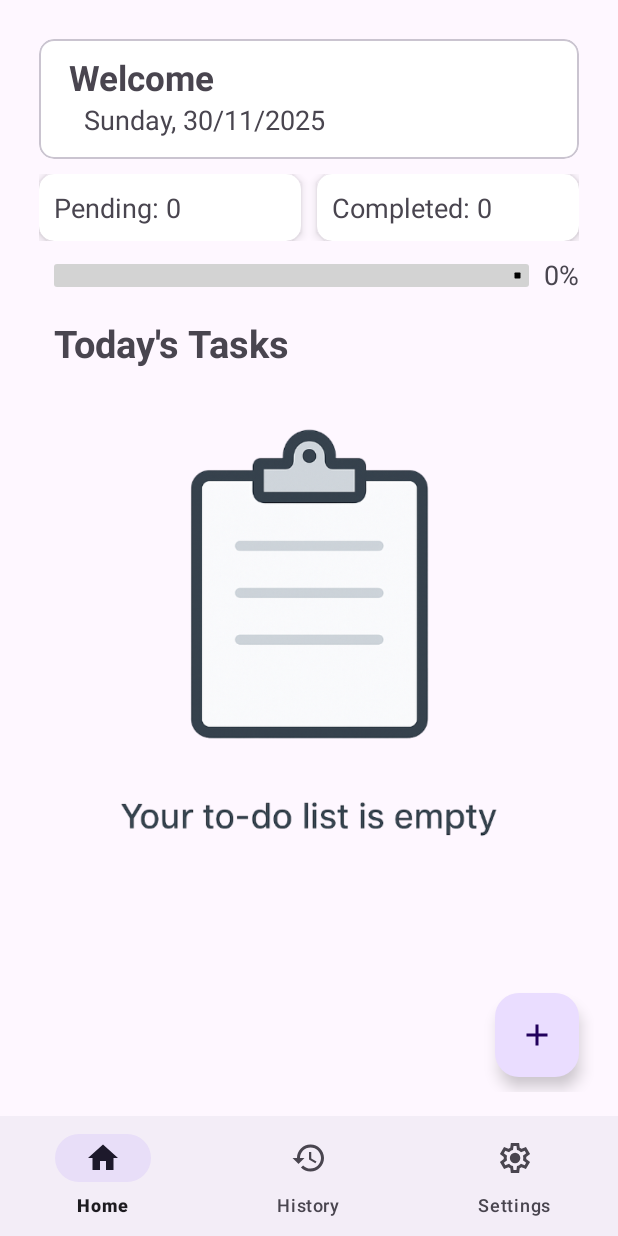
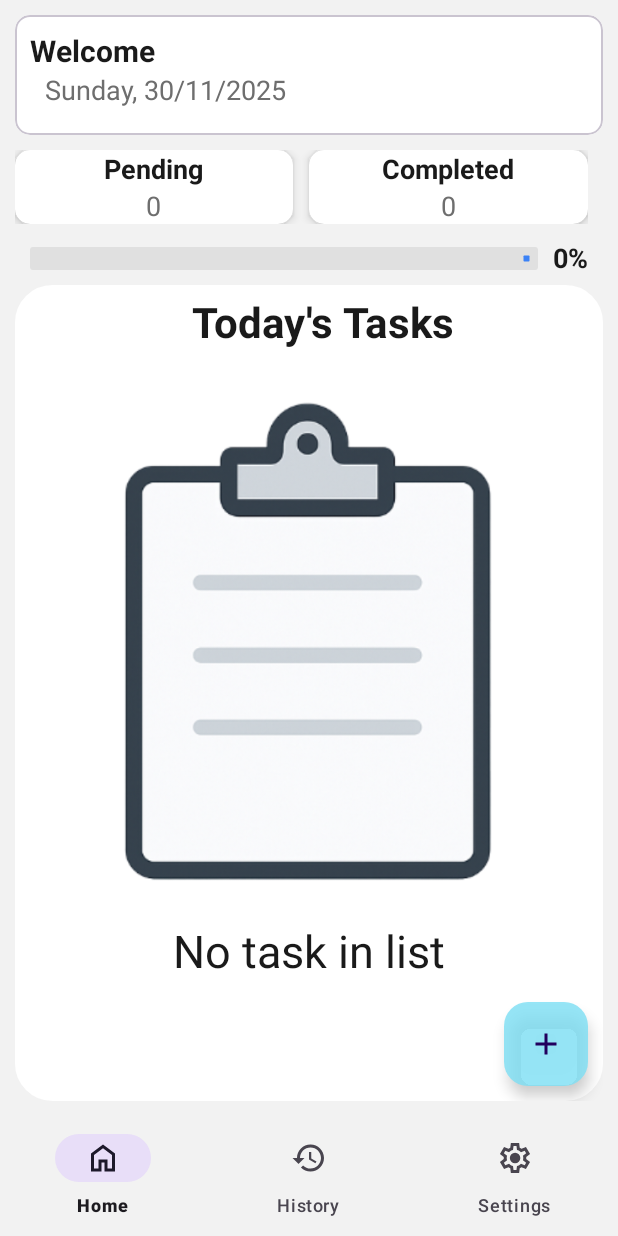
Before and after one commit to AtharvPatil3990/Plan-Task, an Android app: the screen it shows after launch (MainActivity), on a phone screen of 412 x 824 dp. Run offline under Robolectric (Android 15) with nearby library versions, the phone set to English and light mode, and no system bars; our stand-ins replace navigation-ui.

Commit message:
Integrate light and dark theme in home page

```diff
--- a/app/src/main/AndroidManifest.xml
+++ b/app/src/main/AndroidManifest.xml
@@ -6,9 +6,9 @@
         android:allowBackup="true"
         android:dataExtractionRules="@xml/data_extraction_rules"
         android:fullBackupContent="@xml/backup_rules"
-        android:icon="@mipmap/ic_launcher"
+        android:icon="@drawable/plan_task_logo"
         android:label="@string/app_name"
-        android:roundIcon="@mipmap/ic_launcher_round"
+        android:roundIcon="@drawable/plan_task_logo"
         android:supportsRtl="true"
         android:theme="@style/Theme.PlanTask">
         <activity
--- a/app/src/main/java/com/android/plantask/MainActivity.java
+++ b/app/src/main/java/com/android/plantask/MainActivity.java
@@ -23,9 +23,6 @@ import androidx.navigation.ui.NavigationUI;
 import com.google.android.material.bottomnavigation.BottomNavigationView;
 
 public class MainActivity extends AppCompatActivity {
-
-
-
     @Override
     protected void onCreate(Bundle savedInstanceState) {
         super.onCreate(savedInstanceState);
@@ -45,5 +42,4 @@ public class MainActivity extends AppCompatActivity {
         NavigationUI.setupWithNavController(bottomNavigationView ,navController);
 
     }
-
 }
--- a/app/src/main/java/ui/home/HomeFragment.java
+++ b/app/src/main/java/ui/home/HomeFragment.java
@@ -1,4 +1,6 @@
 package ui.home;
+
+import static com.google.android.material.snackbar.BaseTransientBottomBar.ANIMATION_MODE_FADE;
 
 import android.app.AlertDialog;
 import android.content.Context;
@@ -23,12 +25,14 @@ import androidx.recyclerview.widget.RecyclerView;
 import com.android.plantask.R;
 import com.google.android.material.floatingactionbutton.FloatingActionButton;
 import com.google.android.material.progressindicator.LinearProgressIndicator;
+import com.google.android.material.snackbar.Snackbar;
 import com.google.android.material.textfield.TextInputEditText;
 
 import java.text.SimpleDateFormat;
 import java.util.ArrayList;
 import java.util.Calendar;
 import java.util.Locale;
+import java.util.Scanner;
 
 import data.DBHelper;
 import data.TaskModel;
@@ -41,7 +45,7 @@ public class HomeFragment extends Fragment {
     ArrayList<TaskModel> taskArrayList;
     ImageView ivNoTasks;
     LinearProgressIndicator progressIndicator;
-    TextView tvProgressCount, tvPendingTaskCount, tvCompletedTaskCount;
+    TextView tvProgressCount, tvPendingTaskCount, tvCompletedTaskCount, tvNoTaskStatement;
     ProgressCount progressCount;
 
     @Override
@@ -60,8 +64,17 @@ public class HomeFragment extends Fragment {
                     String title = resultBundle.getString("title");
                     String description = resultBundle.getString("description");
                     long reminderTimeInMills = resultBundle.getLong("reminderTimeInMills");
+                    boolean isReminderToday = resultBundle.getBoolean("isReminderToday");
 
-//                    Add a task to the database
+                    if(isReminderToday)
+                        Toast.makeText(requireContext(), "Task added to list", Toast.LENGTH_SHORT).show();
+
+                    else Snackbar.make(requireContext() ,view, "View added task in calender", Snackbar.LENGTH_SHORT)
+                            .setAnimationMode(ANIMATION_MODE_FADE)
+                            .setAnchorView(requireActivity().findViewById(R.id.bottom_navigation))
+                            .show();
+
+//              Add a task to the database
                     DBHelper dbHelper = new DBHelper(requireContext());
                     TaskModel task = new TaskModel();
                     task.setTitle(title);
@@ -70,23 +83,25 @@ public class HomeFragment extends Fragment {
                     task.setPriority(0); // 0 = normal task, 1 = high priority task
                     task.setIsStatusCompleted(false);
                     long id = dbHelper.insertTask(task);
+                    dbHelper.close();
                     task.setId(id);
-                    taskArrayList.add(task);
 
-                    assert rvTaskList.getAdapter() != null;
-                    rvTaskList.getAdapter().notifyItemInserted(taskArrayList.size()-1);
-                    rvTaskList.scrollToPosition(taskArrayList.size()-1);
-                    Toast.makeText(requireContext(), "Task added successfully", Toast.LENGTH_SHORT).show();
-                    progressCount.addTotalTaskCount();
-                    progressCount.addPendingTaskCount();
-                    updateTaskIndicator();
+                    if(isReminderToday) {
+                        taskArrayList.add(task);
+                        assert rvTaskList.getAdapter() != null;
+                        rvTaskList.getAdapter().notifyItemInserted(taskArrayList.size() - 1);
+                        rvTaskList.scrollToPosition(taskArrayList.size() - 1);
+                        progressCount.totalTaskCount++;
+                        progressCount.pendingTaskCount++;
+                        updateTaskIndicator();
+                    }
                 }
                 else {
-                    Toast.makeText(requireContext(), "An error occurred please try again.", Toast.LENGTH_SHORT).show();
                     updateTaskIndicator();
                 }
             }
         });
+
         progressCount = new ProgressCount(0,0);
         tvDisplayName = view.findViewById(R.id.tvWelcomeText);
         tvDisplayDate = view.findViewById(R.id.tvDate);
@@ -97,6 +112,7 @@ public class HomeFragment extends Fragment {
         tvProgressCount = view.findViewById(R.id.tvProgressCount);
         tvPendingTaskCount = view.findViewById(R.id.tvPendingTaskCount);
         tvCompletedTaskCount = view.findViewById(R.id.tvCompletedTaskCount);
+        tvNoTaskStatement = view.findViewById(R.id.tvNoTaskStatement);
 
         btnAddTask.setOnClickListener(new View.OnClickListener() {
             @Override
@@ -166,7 +182,6 @@ public class HomeFragment extends Fragment {
                      .show();
     }
     void setRecyclerView() {
-
         DBHelper db = new DBHelper(requireContext());
         taskArrayList = db.fetchTodayTask();
         db.close();
@@ -210,7 +225,6 @@ public class HomeFragment extends Fragment {
             }
         });
 
-//        Change the status of task from todo -> completed
         rvAdapter.setOnTaskStatusChangedListener((taskModel, position) -> {
             DBHelper dbHelper = new DBHelper(requireContext());
             dbHelper.updateTaskState(taskModel.getId(), taskModel.isStatusCompleted());
@@ -232,9 +246,11 @@ public class HomeFragment extends Fragment {
     void setEmptyListState(boolean isListEmpty){
         if(isListEmpty) {
             ivNoTasks.setVisibility(View.VISIBLE);
+            tvNoTaskStatement.setVisibility(View.VISIBLE);
         }
         else {
             ivNoTasks.setVisibility(View.GONE);
+            tvNoTaskStatement.setVisibility(View.GONE);
             setRecyclerView();
         }
     }
@@ -253,12 +269,11 @@ public class HomeFragment extends Fragment {
             tvProgressCount.setText(progressText);
             progressIndicator.setProgress(progress);
         }
-        String completedCountText = "Completed: " + progressCount.completedTaskCount;
-        String pendingCountText = "Pending: " + progressCount.pendingTaskCount;
 
-        tvPendingTaskCount.setText(pendingCountText);
-        tvCompletedTaskCount.setText(completedCountText);
+        tvPendingTaskCount.setText(String.valueOf(progressCount.pendingTaskCount));
+        tvCompletedTaskCount.setText(String.valueOf(progressCount.completedTaskCount));
     }
+
     @Override
     public void onResume() {
         super.onResume();
--- /dev/null
+++ b/app/src/main/res/drawable/home_icon.xml
@@ -0,0 +1,10 @@
+<vector xmlns:android="http://schemas.android.com/apk/res/android"
+    android:width="24dp"
+    android:height="24dp"
+    android:viewportWidth="960"
+    android:viewportHeight="960"
+    android:tint="?attr/colorControlNormal">
+  <path
+      android:fillColor="@android:color/white"
+      android:pathData="M240,760L360,760L360,520L600,520L600,760L720,760L720,400L480,220L240,400L240,760ZM160,840L160,360L480,120L800,360L800,840L520,840L520,600L440,600L440,840L160,840ZM480,490L480,490L480,490L480,490L480,490L480,490L480,490L480,490L480,490Z"/>
+</vector>
--- /dev/null
+++ b/app/src/main/res/drawable/rv_background_container.xml
@@ -0,0 +1,14 @@
+<?xml version="1.0" encoding="utf-8"?>
+<shape xmlns:android="http://schemas.android.com/apk/res/android"
+    android:shape="rectangle">
+    <solid android:color="@color/containerBackground" /> <!-- dark background -->
+    <stroke
+        android:width="2dp"
+        android:color="@color/rvContainerBorder" />
+    <corners
+        android:topLeftRadius="24dp"
+        android:topRightRadius="24dp"
+        android:bottomLeftRadius="24dp"
+        android:bottomRightRadius="24dp" />
+
+</shape>
--- a/app/src/main/res/layout/activity_main.xml
+++ b/app/src/main/res/layout/activity_main.xml
@@ -30,6 +30,9 @@
         android:clipToPadding="false"
         app:labelVisibilityMode="labeled"
         app:menu="@menu/bottom_nav_menu"
+        app:itemRippleColor="@color/navRipple"
+        android:backgroundTint="@color/icons"
+        android:background="@color/screenBackground"
         app:layout_constraintBottom_toBottomOf="parent"
         app:layout_constraintStart_toStartOf="parent"
         app:layout_constraintEnd_toEndOf="parent" />
--- a/app/src/main/res/layout/fragment_home.xml
+++ b/app/src/main/res/layout/fragment_home.xml
@@ -3,35 +3,35 @@
     xmlns:app="http://schemas.android.com/apk/res-auto"
     android:layout_width="match_parent"
     android:layout_height="match_parent"
-    android:paddingBottom="@dimen/fragment_vertical_margin"
-    android:paddingLeft="@dimen/fragment_horizontal_margin"
-    android:paddingRight="@dimen/fragment_horizontal_margin"
-    android:paddingTop="@dimen/fragment_vertical_margin">
+    android:background="@color/screenBackground"
+    android:padding="10dp"
+    >
 
     <com.google.android.material.card.MaterialCardView
         android:layout_width="match_parent"
         android:layout_height="80dp"
         android:id="@+id/welcomeCardView"
-        android:layout_margin="10dp"
         app:layout_constraintStart_toStartOf="parent"
         app:layout_constraintEnd_toEndOf="parent"
         app:layout_constraintTop_toTopOf="parent"
         android:elevation="@dimen/cardview_default_elevation"
         app:cardCornerRadius="10sp"
-        app:cardBackgroundColor="@color/cardview_light_background">
+        app:cardBackgroundColor="@color/cardBackground">
 
         <LinearLayout
             android:layout_width="match_parent"
             android:layout_height="match_parent"
-            android:orientation="vertical">
+            android:orientation="vertical"
+            >
 
             <TextView
                 android:id="@+id/tvWelcomeText"
                 android:layout_width="wrap_content"
                 android:layout_height="wrap_content"
-                android:layout_marginStart="20dp"
+                android:layout_marginStart="10dp"
                 android:text="Welcome"
-                android:textSize="23dp"
+                android:textSize="20sp"
+                android:textColor="@color/primaryText"
                 android:layout_marginTop="10dp"
                 android:textStyle="bold"
                 app:layout_constraintStart_toStartOf="parent"
@@ -42,10 +42,11 @@
                 android:layout_height="wrap_content"
                 android:id="@+id/tvDate"
                 android:text="Date"
-                android:textSize="18dp"
+                android:textSize="18sp"
+                android:textColor="@color/secondaryText"
                 app:layout_constraintStart_toStartOf="parent"
                 app:layout_constraintTop_toBottomOf="@id/tvWelcomeText"
-                android:layout_marginLeft="30dp"
+                android:layout_marginStart="20dp"
                 />
         </LinearLayout>
     </com.google.android.material.card.MaterialCardView>
@@ -57,7 +58,6 @@
         android:orientation="horizontal"
         app:layout_constraintStart_toStartOf="parent"
         app:layout_constraintTop_toBottomOf="@+id/welcomeCardView"
-        android:layout_marginStart="10dp"
         android:layout_marginEnd="10dp"
         android:layout_marginTop="10dp">
 
@@ -68,17 +68,32 @@
             app:cardCornerRadius="10dp"
             android:layout_weight="1"
             app:cardElevation="4dp"
+            app:cardBackgroundColor="@color/cardBackground"
             android:layout_marginEnd="5dp">
+
             <LinearLayout
-                android:layout_width="wrap_content"
-                android:layout_height="wrap_content">
+                android:layout_width="match_parent"
+                android:layout_height="wrap_content"
+                android:orientation="vertical">
                 <TextView
                     android:layout_width="wrap_content"
                     android:layout_height="wrap_content"
+                    android:id="@+id/tvPendingTask"
+                    android:text="Pending"
+                    android:textStyle="bold"
+                    android:textColor="@color/primaryText"
+                    android:layout_gravity="center_horizontal"
+                    android:textSize="18dp"
+                    />
+
+                <TextView
+                    android:layout_width="wrap_content"
+                    android:layout_height="wrap_content"
+                    android:text="100"
+                    android:textColor="@color/secondaryText"
                     android:id="@+id/tvPendingTaskCount"
-                    android:text="Pending: 100"
-                    android:layout_margin = "10dp"
-                    android:textSize="18dp"
+                    android:layout_gravity="center_horizontal"
+                    android:textSize="18sp"
                     />
             </LinearLayout>
         </androidx.cardview.widget.CardView>
@@ -90,18 +105,31 @@
             app:cardCornerRadius="10dp"
             android:layout_weight="1"
             app:cardElevation="4dp"
+            app:cardBackgroundColor="@color/cardBackground"
             android:layout_marginStart="5dp">
             <LinearLayout
+                android:layout_width="match_parent"
+                android:layout_height="wrap_content"
+                android:orientation="vertical">
+                <TextView
                     android:layout_width="wrap_content"
-                android:layout_height="wrap_content">
+                    android:layout_height="wrap_content"
+                    android:id="@+id/tvCompletedTask"
+                    android:text="Completed"
+                    android:textStyle="bold"
+                    android:textColor="@color/primaryText"
+                    android:layout_gravity="center_horizontal"
+                    android:textSize="18sp"
+                    />
+
                 <TextView
                     android:layout_width="wrap_content"
                     android:layout_height="wrap_content"
                     android:id="@+id/tvCompletedTaskCount"
-                    android:text="Completed: 100"
-                    android:layout_margin = "10dp"
-                    android:textSize="18dp"
-                    />
+                    android:text="100"
+                    android:textColor="@color/secondaryText"
+                    android:layout_gravity="center_horizontal"
+                    android:textSize="18sp"/>
             </LinearLayout>
         </androidx.cardview.widget.CardView>
     </LinearLayout>
@@ -110,39 +138,54 @@
         android:layout_width="0dp"
         android:layout_height="wrap_content"
         android:id="@+id/progressIndicator"
-        android:layout_marginStart="20dp"
+        android:layout_marginStart="10dp"
         app:trackThickness="15dp"
-        app:trackColor="@color/light_grey"
+        app:trackColor="@color/progressTrack"
         app:indicatorTrackGapSize="0dp"
-        app:indicatorColor="@color/black"
+        app:indicatorColor="@color/progressIndicatorColor"
         app:layout_constraintStart_toStartOf="parent"
         app:layout_constraintEnd_toStartOf="@id/tvProgressCount"
         app:layout_constraintTop_toBottomOf="@id/progressCard"
         android:layout_marginTop="15dp"
         />
+
     <TextView
         android:layout_width="wrap_content"
         android:layout_height="wrap_content"
         android:id="@+id/tvProgressCount"
         android:textSize="18dp"
+        android:text="50"
+        android:textStyle="bold"
+        android:textColor="@color/primaryText"
         app:layout_constraintStart_toEndOf="@id/progressIndicator"
         app:layout_constraintEnd_toEndOf="parent"
         app:layout_constraintTop_toBottomOf="@id/progressCard"
         android:layout_margin="10dp"
         />
 
+    <LinearLayout
+        android:layout_width="match_parent"
+        android:layout_height="0dp"
+        android:orientation="vertical"
+        android:backgroundTint="@color/containerBackground"
+        app:layout_constraintTop_toBottomOf="@id/progressIndicator"
+        app:layout_constraintStart_toStartOf="parent"
+        app:layout_constraintEnd_toEndOf="parent"
+        app:layout_constraintBottom_toBottomOf="parent"
+        android:layout_marginTop="10dp"
+        android:background="@drawable/rv_background_container">
+
         <TextView
             android:layout_width="wrap_content"
             android:layout_height="wrap_content"
-        android:id="@+id/tvTodaysTaskTitle"
+            android:id="@+id/tvTodayTaskTitle"
             android:text="Today's Tasks"
-        android:textSize="25dp"
+            android:textSize="28dp"
             android:textStyle="bold"
-        app:layout_constraintTop_toBottomOf="@id/progressIndicator"
-        android:paddingTop="10dp"
-        app:layout_constraintStart_toStartOf="parent"
-        android:layout_marginStart="20dp"
-        android:layout_marginTop="10dp"
+            android:layout_marginStart="10dp"
+            android:layout_gravity="center_horizontal"
+            android:textColor="@color/primaryText"
+            android:layout_marginTop="5dp"
             />
 
         <ImageView
@@ -150,34 +193,42 @@
             android:layout_height="300dp"
             android:id="@+id/ivEmptyList"
             android:layout_marginTop="20dp"
+            android:adjustViewBounds="true"
+            android:layout_weight="1"
             android:src="@drawable/empty_list_img"
-        app:layout_constraintTop_toBottomOf="@id/tvTodaysTaskTitle"
-        app:layout_constraintStart_toStartOf="parent"
-        app:layout_constraintEnd_toEndOf="parent"
             android:visibility="gone"
             />
 
+        <TextView
+            android:layout_width="wrap_content"
+            android:layout_height="wrap_content"
+            android:id="@+id/tvNoTaskStatement"
+            android:text="No task in list"
+            android:textColor="@color/primaryText"
+            android:textSize="30dp"
+            android:layout_gravity="center_horizontal"
+            android:visibility="gone"/>
+
         <androidx.recyclerview.widget.RecyclerView
-        android:layout_width="wrap_content"
+            android:layout_width="match_parent"
             android:layout_height="0dp"
             android:id="@+id/rvTaskList"
             android:layout_marginTop="20dp"
-        app:layout_constraintTop_toBottomOf="@id/tvTodaysTaskTitle"
-        app:layout_constraintBottom_toBottomOf="parent"
-        app:layout_constraintStart_toStartOf="parent"
-        app:layout_constraintEnd_toEndOf="parent"
+            android:layout_weight="1"
             />
+    </LinearLayout>
 
     <com.google.android.material.floatingactionbutton.FloatingActionButton
-        android:layout_width="0dp"
+        android:id="@+id/btnAddTask"
+        android:layout_width="wrap_content"
         android:layout_height="wrap_content"
-        android:id="@+id/btnAddTask"
-        app:layout_constraintEnd_toEndOf="parent"
-        app:layout_constraintBottom_toBottomOf="parent"
         android:layout_margin="10dp"
         android:src="@drawable/plus_icon"
-        android:contextClickable="true"
-        app:fabSize="mini"
-        />
+        app:backgroundTint="@color/fabBackground"
+        android:tint="@color/fabIconTint"
+        app:fabSize="normal"
+        app:maxImageSize="24dp"
+        app:layout_constraintEnd_toEndOf="parent"
+        app:layout_constraintBottom_toBottomOf="parent" />
 
 </androidx.constraintlayout.widget.ConstraintLayout>
--- a/app/src/main/res/menu/bottom_nav_menu.xml
+++ b/app/src/main/res/menu/bottom_nav_menu.xml
@@ -3,7 +3,7 @@
 
     <item
         android:id="@+id/navigation_home"
-        android:icon="@drawable/home_light"
+        android:icon="@drawable/home_icon"
         android:title="Home"/>
 
     <item
--- a/app/src/main/res/navigation/mobile_nav.xml
+++ b/app/src/main/res/navigation/mobile_nav.xml
@@ -25,7 +25,7 @@
     <fragment
         android:id="@+id/add_new_task"
         android:label="Add New Task"
-        android:name="com.android.plantask.AddTaskFragment"
+        android:name="ui.home.AddTaskFragment"
         tools:layout="@layout/fragment_add_task"/>
 
     <action
--- /dev/null
+++ b/app/src/main/res/values-night/colors.xml
@@ -0,0 +1,25 @@
+<?xml version="1.0" encoding="utf-8"?>
+<resources>
+    <color name="screenBackground">#0D0D0D</color>
+    <color name="containerBackground">#1A1A1A</color>
+    <color name="cardBackground">#1F1F1F</color>
+
+    <color name="primaryText">#FFFFFF</color>
+    <color name="secondaryText">#A0A0A0</color>
+    <color name="accentBlue">#3B82F6</color>
+
+    <color name="progressTrack">#2E2E2E</color>
+    <color name="progressIndicatorColor">#3B82F6</color>
+
+    <color name="fabBackground">#06B6D4</color>
+    <color name="fabIconTint">#FFFFFF</color>
+
+    <color name="rvContainer">#141414</color>
+    <color name="rvContainerBorder">#222222</color>
+
+    <color name="icons">#FFFFFFFF</color>
+    <color name="recycler_item_background">#1A1A1A</color>
+
+    <color name="completed">#90EE90</color>
+    <color name="todo">#FFFF8A</color>
+</resources>
--- a/app/src/main/res/values/colors.xml
+++ b/app/src/main/res/values/colors.xml
@@ -2,16 +2,33 @@
 <resources>
     <color name="black">#FF000000</color>
     <color name="white">#FFFFFFFF</color>
-    <color name="primary_background">#F4F6F8</color>
     <color name="light_grey">#D3D3D3</color>
     <color name="light_grey_3">#E8E9EB</color>
-    <color name="blue_primary">#4A90E2</color>
-    <color name="blue_secondary">#003C8F</color>
-    <color name="orange_primary">#FF9500</color>
-    <color name="orange_secondary">#FF5E3A</color>
-    <color name="charcoal">#36454F</color>
-    <color name="grey">#808080</color>
-    <color name="yellow_secondary">#FFFF8A</color>
-    <color name="green_secondary">#90EE90</color>
+
     <color name="red">#FF0000</color>
+
+    <color name="completed">#90EE90</color>
+    <color name="todo">#FFFF8A</color>
+
+    <color name="screenBackground">#F2F2F2</color>
+    <color name="containerBackground">#FFFFFF</color>
+    <color name="cardBackground">#FFFFFF</color>
+
+    <color name="primaryText">#1A1A1A</color>
+    <color name="secondaryText">#6E6E6E</color>
+    <color name="accentBlue">#3B82F6</color>
+
+    <color name="progressTrack">#E0E0E0</color>
+    <color name="progressIndicatorColor">#3B82F6</color>
+
+    <color name="fabBackground">#D07FE0F4</color>
+    <color name="fabIconTint">#FFFFFF</color>
+
+    <color name="rvContainer">#FFFFFF</color>
+    <color name="rvContainerBorder">#DADADA</color>
+
+    <color name="icons">#1A1A1A</color>
+    <color name="recycler_item_background">#F2F2F2FF</color>
+
+    <color name="navRipple">#2206B6D4</color>
 </resources>
```
Also changed, not shown: app/src/main/java/data/DBHelper.java (+59 -36 lines), app/src/main/java/ui/home/AddTaskFragment.java (renamed from app/src/main/java/com/android/plantask/AddTaskFragment.java, +23 -19 lines), app/src/main/java/ui/home/ProgressCount.java (+0 -13 lines), app/src/main/java/ui/home/RecyclerViewAdapter.java (+23 -21 lines), app/src/main/res/layout/dialog_name.xml (deleted, +0 -14 lines), app/src/main/res/layout/fragment_add_task.xml (+33 -7 lines), app/src/main/res/layout/recycler_view_layout.xml (+33 -24 lines), app/src/main/res/drawable/empty_list_img.png, app/src/main/res/drawable/plan_task_logo.png (added). Lines whose indentation alone changed are shown as unchanged.
